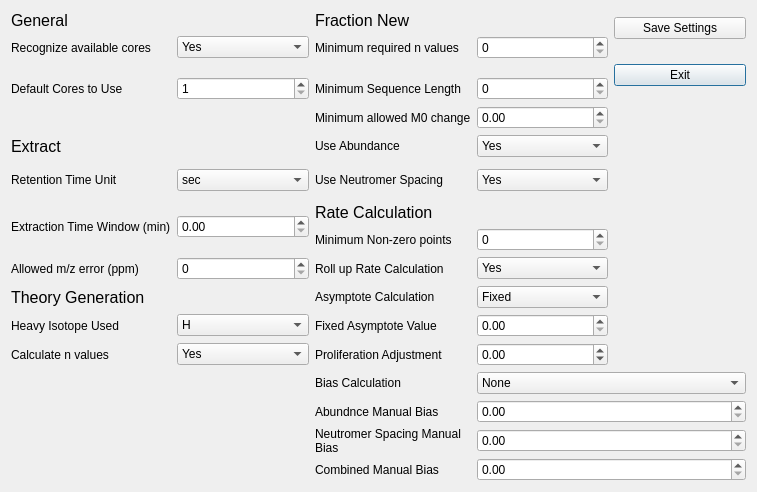
Above: ui_files/Settings_Menu.ui from JC-Price/DeuteRater before the change. Below: the same form after it.
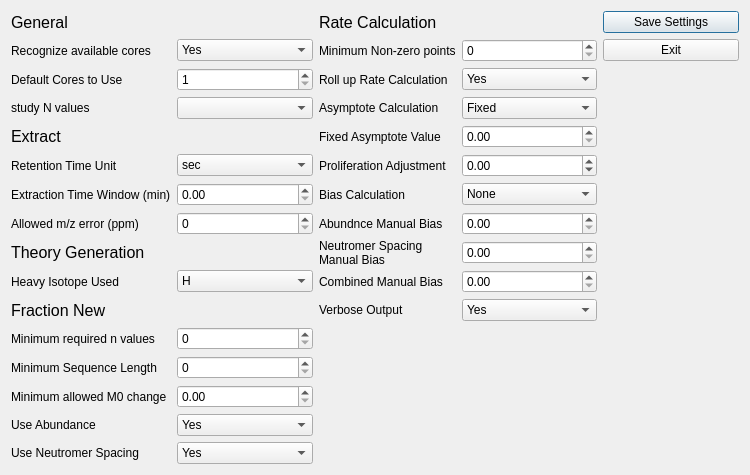
That is the form after the change.

Commit message: updated to deal with updated settings

What changed in the file:
```diff
--- a/ui_files/Settings_Menu.ui
+++ b/ui_files/Settings_Menu.ui
@@ -6,49 +6,111 @@
    <rect>
     <x>0</x>
     <y>0</y>
-    <width>757</width>
-    <height>432</height>
+    <width>750</width>
+    <height>469</height>
    </rect>
   </property>
   <property name="windowTitle">
    <string>Dialog</string>
   </property>
   <layout class="QGridLayout" name="gridLayout">
-   <item row="5" column="2">
-    <widget class="QLabel" name="label_3">
+   <item row="0" column="0">
+    <widget class="QLabel" name="label_5">
+     <property name="font">
+      <font>
+       <pointsize>12</pointsize>
+      </font>
+     </property>
      <property name="text">
-      <string>Minimum Sequence Length</string>
+      <string>General</string>
      </property>
     </widget>
    </item>
-   <item row="9" column="2">
-    <widget class="QLabel" name="label_25">
+   <item row="0" column="2">
+    <widget class="QLabel" name="label_4">
+     <property name="font">
+      <font>
+       <pointsize>12</pointsize>
+      </font>
+     </property>
      <property name="text">
-      <string>Use Neutromer Spacing</string>
+      <string>Rate Calculation</string>
      </property>
     </widget>
    </item>
-   <item row="5" column="3">
-    <widget class="QSpinBox" name="min_sequence_length"/>
+   <item row="0" column="4">
+    <widget class="QPushButton" name="SaveButton">
+     <property name="text">
+      <string>Save Settings</string>
+     </property>
+    </widget>
    </item>
-   <item row="25" column="3" colspan="2">
-    <widget class="QDoubleSpinBox" name="combined_manual_bias">
-     <property name="maximum">
-      <double>1.000000000000000</double>
+   <item row="1" column="0">
+    <widget class="QLabel" name="label_9">
+     <property name="text">
+      <string>Recognize available cores</string>
      </property>
-     <property name="singleStep">
-      <double>0.050000000000000</double>
+    </widget>
+   </item>
+   <item row="1" column="1">
+    <widget class="QComboBox" name="recognize_available_cores">
+     <item>
+      <property name="text">
+       <string>Yes</string>
+      </property>
+     </item>
+     <item>
+      <property name="text">
+       <string>No</string>
+      </property>
+     </item>
+    </widget>
+   </item>
+   <item row="1" column="2">
+    <widget class="QLabel" name="label_26">
+     <property name="text">
+      <string>Minimum Non-zero points</string>
      </property>
+     <property name="wordWrap">
+      <bool>true</bool>
+     </property>
     </widget>
    </item>
-   <item row="13" column="3">
+   <item row="1" column="3">
     <widget class="QSpinBox" name="minimum_nonzero_points"/>
    </item>
-   <item row="22" column="3" colspan="2">
-    <widget class="QComboBox" name="bias_selection_option">
+   <item row="3" column="0">
+    <widget class="QLabel" name="label_18">
+     <property name="text">
+      <string>Default Cores to Use</string>
+     </property>
+    </widget>
+   </item>
+   <item row="3" column="1">
+    <widget class="QSpinBox" name="default_cores">
+     <property name="minimum">
+      <number>1</number>
+     </property>
+     <property name="maximum">
+      <number>8</number>
+     </property>
+    </widget>
+   </item>
+   <item row="3" column="2">
+    <widget class="QLabel" name="label_17">
+     <property name="text">
+      <string>Roll up Rate Calculation</string>
+     </property>
+     <property name="wordWrap">
+      <bool>true</bool>
+     </property>
+    </widget>
+   </item>
+   <item row="3" column="3">
+    <widget class="QComboBox" name="roll_up_option">
      <item>
       <property name="text">
-       <string>None</string>
+       <string>Yes</string>
       </property>
      </item>
      <item>
@@ -63,7 +125,17 @@
      </item>
     </widget>
    </item>
-   <item row="16" column="2">
+   <item row="4" column="0">
+    <widget class="QLabel" name="label_23">
+     <property name="text">
+      <string>study N values</string>
+     </property>
+    </widget>
+   </item>
+   <item row="4" column="1">
+    <widget class="QComboBox" name="study_type_combobox"/>
+   </item>
+   <item row="4" column="2">
     <widget class="QLabel" name="label_15">
      <property name="text">
       <string>Asymptote Calculation</string>
@@ -73,61 +145,7 @@
      </property>
     </widget>
    </item>
-   <item row="14" column="3">
-    <widget class="QComboBox" name="roll_up_option">
-     <item>
-      <property name="text">
-       <string>Yes</string>
-      </property>
-     </item>
-     <item>
-      <property name="text">
-       <string>No</string>
-      </property>
-     </item>
-    </widget>
-   </item>
-   <item row="23" column="3" colspan="2">
-    <widget class="QDoubleSpinBox" name="abund_manual_bias">
-     <property name="maximum">
-      <double>1.000000000000000</double>
-     </property>
-     <property name="singleStep">
-      <double>0.050000000000000</double>
-     </property>
-    </widget>
-   </item>
-   <item row="24" column="2">
-    <widget class="QLabel" name="label_11">
-     <property name="text">
-      <string>Neutromer Spacing Manual Bias</string>
-     </property>
-     <property name="wordWrap">
-      <bool>true</bool>
-     </property>
-    </widget>
-   </item>
-   <item row="13" column="2">
-    <widget class="QLabel" name="label_26">
-     <property name="text">
-      <string>Minimum Non-zero points</string>
-     </property>
-     <property name="wordWrap">
-      <bool>true</bool>
-     </property>
-    </widget>
-   </item>
-   <item row="25" column="2">
-    <widget class="QLabel" name="label_12">
-     <property name="text">
-      <string>Combined Manual Bias</string>
-     </property>
-     <property name="wordWrap">
-      <bool>true</bool>
-     </property>
-    </widget>
-   </item>
-   <item row="16" column="3">
+   <item row="4" column="3">
     <widget class="QComboBox" name="asymptope_type">
      <item>
       <property name="text">
@@ -141,27 +159,19 @@
      </item>
     </widget>
    </item>
-   <item row="23" column="2">
-    <widget class="QLabel" name="label_10">
-     <property name="text">
-      <string>Abundnce Manual Bias</string>
+   <item row="5" column="0">
+    <widget class="QLabel" name="label_6">
+     <property name="font">
+      <font>
+       <pointsize>12</pointsize>
+      </font>
      </property>
-     <property name="wordWrap">
-      <bool>true</bool>
-     </property>
-    </widget>
-   </item>
-   <item row="14" column="2">
-    <widget class="QLabel" name="label_17">
      <property name="text">
-      <string>Roll up Rate Calculation</string>
+      <string>Extract</string>
      </property>
-     <property name="wordWrap">
-      <bool>true</bool>
-     </property>
     </widget>
    </item>
-   <item row="17" column="2">
+   <item row="5" column="2">
     <widget class="QLabel" name="label_16">
      <property name="text">
       <string>Fixed Asymptote Value</string>
@@ -171,7 +181,74 @@
      </property>
     </widget>
    </item>
-   <item row="22" column="2">
+   <item row="5" column="3">
+    <widget class="QDoubleSpinBox" name="fixed_asymptote_value">
+     <property name="minimum">
+      <double>0.000000000000000</double>
+     </property>
+     <property name="maximum">
+      <double>10.000000000000000</double>
+     </property>
+     <property name="singleStep">
+      <double>0.050000000000000</double>
+     </property>
+    </widget>
+   </item>
+   <item row="6" column="0">
+    <widget class="QLabel" name="label_19">
+     <property name="text">
+      <string>Retention Time Unit</string>
+     </property>
+    </widget>
+   </item>
+   <item row="6" column="1">
+    <widget class="QComboBox" name="rt_unit">
+     <item>
+      <property name="text">
+       <string>sec</string>
+      </property>
+     </item>
+     <item>
+      <property name="text">
+       <string>min</string>
+      </property>
+     </item>
+    </widget>
+   </item>
+   <item row="6" column="2">
+    <widget class="QLabel" name="label_14">
+     <property name="text">
+      <string>Proliferation Adjustment</string>
+     </property>
+     <property name="wordWrap">
+      <bool>true</bool>
+     </property>
+    </widget>
+   </item>
+   <item row="6" column="3">
+    <widget class="QDoubleSpinBox" name="proliferation_adjustment">
+     <property name="minimum">
+      <double>-0.500000000000000</double>
+     </property>
+     <property name="maximum">
+      <double>1.000000000000000</double>
+     </property>
+     <property name="singleStep">
+      <double>0.050000000000000</double>
+     </property>
+    </widget>
+   </item>
+   <item row="7" column="0">
+    <widget class="QLabel" name="label_20">
+     <property name="text">
+      <string>Extraction Time Window (min)</string>
+     </property>
+    </widget>
+   </item>
+   <item row="7" column="1">
+    <widget class="QDoubleSpinBox" name="time_window"/>
+   </item>
+   <item row="7" column="2">
     <widget class="QLabel" name="label_13">
      <property name="text">
       <string>Bias Calculation</string>
@@ -181,39 +258,60 @@
      </property>
     </widget>
    </item>
-   <item row="24" column="3" colspan="2">
-    <widget class="QDoubleSpinBox" name="spacing_manual_bias">
-     <property name="maximum">
-      <double>1.000000000000000</double>
-     </property>
-     <property name="singleStep">
-      <double>0.050000000000000</double>
-     </property>
+   <item row="7" column="3">
+    <widget class="QComboBox" name="bias_selection_option">
+     <item>
+      <property name="text">
+       <string>None</string>
+      </property>
+     </item>
+     <item>
+      <property name="text">
+       <string>Automatic</string>
+      </property>
+     </item>
+     <item>
+      <property name="text">
+       <string>Manual</string>
+      </property>
+     </item>
     </widget>
    </item>
-   <item row="12" column="2">
-    <widget class="QLabel" name="label_4">
-     <property name="font">
-      <font>
-       <pointsize>12</pointsize>
-      </font>
-     </property>
+   <item row="8" column="0">
+    <widget class="QLabel" name="label_21">
      <property name="text">
-      <string>Rate Calculation</string>
+      <string>Allowed m/z error (ppm)</string>
      </property>
     </widget>
    </item>
-   <item row="14" column="1">
+   <item row="8" column="1">
     <widget class="QSpinBox" name="ppm_error">
      <property name="maximum">
       <number>100</number>
      </property>
     </widget>
    </item>
-   <item row="12" column="1" rowspan="2">
-    <widget class="QDoubleSpinBox" name="time_window"/>
+   <item row="8" column="2">
+    <widget class="QLabel" name="label_10">
+     <property name="text">
+      <string>Abundnce Manual Bias</string>
+     </property>
+     <property name="wordWrap">
+      <bool>true</bool>
+     </property>
+    </widget>
    </item>
-   <item row="16" column="0">
+   <item row="8" column="3">
+    <widget class="QDoubleSpinBox" name="abund_manual_bias">
+     <property name="maximum">
+      <double>1.000000000000000</double>
+     </property>
+     <property name="singleStep">
+      <double>0.050000000000000</double>
+     </property>
+    </widget>
+   </item>
+   <item row="9" column="0">
     <widget class="QLabel" name="label_7">
      <property name="font">
       <font>
@@ -225,99 +323,63 @@
      </property>
     </widget>
    </item>
-   <item row="0" column="0">
-    <widget class="QLabel" name="label_5">
-     <property name="font">
-      <font>
-       <pointsize>12</pointsize>
-      </font>
-     </property>
+   <item row="9" column="2">
+    <widget class="QLabel" name="label_11">
      <property name="text">
-      <string>General</string>
+      <string>Neutromer Spacing Manual Bias</string>
      </property>
-    </widget>
-   </item>
-   <item row="7" column="0">
-    <widget class="QLabel" name="label_6">
-     <property name="font">
-      <font>
-       <pointsize>12</pointsize>
-      </font>
+     <property name="wordWrap">
+      <bool>true</bool>
      </property>
-     <property name="text">
-      <string>Extract</string>
-     </property>
     </widget>
    </item>
-   <item row="2" column="4" rowspan="4">
-    <widget class="QPushButton" name="ExitButton">
-     <property name="text">
-      <string>Exit</string>
+   <item row="9" column="3">
+    <widget class="QDoubleSpinBox" name="spacing_manual_bias">
+     <property name="maximum">
+      <double>1.000000000000000</double>
      </property>
-    </widget>
-   </item>
-   <item row="14" column="0">
-    <widget class="QLabel" name="label_21">
-     <property name="text">
-      <string>Allowed m/z error (ppm)</string>
+     <property name="singleStep">
+      <double>0.050000000000000</double>
      </property>
     </widget>
    </item>
-   <item row="5" column="0">
-    <widget class="QLabel" name="label_18">
-     <property name="text">
-      <string>Default Cores to Use</string>
-     </property>
-    </widget>
-   </item>
-   <item row="17" column="1">
-    <widget class="QComboBox" name="heavy_label">
-     <item>
-      <property name="text">
-       <string>H</string>
-      </property>
-     </item>
-    </widget>
-   </item>
-   <item row="12" column="0" rowspan="2">
-    <widget class="QLabel" name="label_20">
-     <property name="text">
-      <string>Extraction Time Window (min)</string>
-     </property>
-    </widget>
-   </item>
-   <item row="17" column="0">
+   <item row="10" column="0">
     <widget class="QLabel" name="label_22">
      <property name="text">
       <string>Heavy Isotope Used</string>
      </property>
     </widget>
    </item>
-   <item row="1" column="2" rowspan="2">
-    <widget class="QLabel" name="label">
-     <property name="text">
-      <string>Minimum required n values</string>
-     </property>
+   <item row="10" column="1">
+    <widget class="QComboBox" name="heavy_label">
+     <item>
+      <property name="text">
+       <string>H</string>
+      </property>
+     </item>
     </widget>
    </item>
-   <item row="18" column="0">
-    <widget class="QLabel" name="label_27">
+   <item row="10" column="2">
+    <widget class="QLabel" name="label_12">
      <property name="text">
-      <string>Calculate n values</string>
+      <string>Combined Manual Bias</string>
      </property>
+     <property name="wordWrap">
+      <bool>true</bool>
+     </property>
     </widget>
    </item>
-   <item row="5" column="1">
-    <widget class="QSpinBox" name="default_cores">
-     <property name="minimum">
-      <number>1</number>
-     </property>
+   <item row="10" column="3">
+    <widget class="QDoubleSpinBox" name="combined_manual_bias">
      <property name="maximum">
-      <number>8</number>
+      <double>1.000000000000000</double>
+     </property>
+     <property name="singleStep">
+      <double>0.050000000000000</double>
      </property>
     </widget>
    </item>
-   <item row="0" column="2">
+   <item row="11" column="0">
     <widget class="QLabel" name="label_2">
      <property name="font">
       <font>
@@ -329,22 +391,18 @@
      </property>
     </widget>
    </item>
-   <item row="1" column="1" rowspan="2">
-    <widget class="QComboBox" name="recognize_available_cores">
-     <item>
-      <property name="text">
-       <string>Yes</string>
-      </property>
-     </item>
-     <item>
-      <property name="text">
-       <string>No</string>
-      </property>
-     </item>
+   <item row="11" column="2">
+    <widget class="QLabel" name="label_27">
+     <property name="text">
+      <string>Verbose Output</string>
+     </property>
+     <property name="wordWrap">
+      <bool>true</bool>
+     </property>
     </widget>
    </item>
-   <item row="18" column="1">
-    <widget class="QComboBox" name="calculate_n_values">
+   <item row="11" column="3">
+    <widget class="QComboBox" name="verbose_rate">
      <item>
       <property name="text">
        <string>Yes</string>
@@ -357,129 +415,89 @@
      </item>
     </widget>
    </item>
-   <item row="1" column="3" rowspan="2">
+   <item row="12" column="0">
+    <widget class="QLabel" name="label">
+     <property name="text">
+      <string>Minimum required n values</string>
+     </property>
+    </widget>
+   </item>
+   <item row="12" column="1">
     <widget class="QSpinBox" name="min_n_value"/>
    </item>
-   <item row="8" column="1" rowspan="3">
-    <widget class="QComboBox" name="rt_unit">
-     <item>
-      <property name="text">
-       <string>sec</string>
-      </property>
-     </item>
-     <item>
-      <property name="text">
-       <string>min</string>
-      </property>
-     </item>
-    </widget>
-   </item>
-   <item row="1" column="0" rowspan="2">
-    <widget class="QLabel" name="label_9">
+   <item row="13" column="0">
+    <widget class="QLabel" name="label_3">
      <property name="text">
-      <string>Recognize available cores</string>
+      <string>Minimum Sequence Length</string>
      </property>
     </widget>
    </item>
-   <item row="0" column="4" rowspan="2">
-    <widget class="QPushButton" name="SaveButton">
-     <property name="text">
-      <string>Save Settings</string>
-     </property>
-    </widget>
+   <item row="13" column="1">
+    <widget class="QSpinBox" name="min_sequence_length"/>
    </item>
-   <item row="7" column="3">
-    <widget class="QComboBox" name="use_abundance">
-     <item>
-      <property name="text">
-       <string>Yes</string>
-      </property>
-     </item>
-     <item>
-      <property name="text">
-       <string>No</string>
-      </property>
-     </item>
-    </widget>
-   </item>
-   <item row="6" column="3">
-    <widget class="QDoubleSpinBox" name="min_allowed_m0_change">
-     <property name="maximum">
-      <double>1.000000000000000</double>
-     </property>
-     <property name="singleStep">
-      <double>0.050000000000000</double>
-     </property>
-    </widget>
-   </item>
-   <item row="18" column="3">
-    <widget class="QDoubleSpinBox" name="proliferation_adjustment">
-     <property name="minimum">
-      <double>-0.500000000000000</double>
-     </property>
-     <property name="maximum">
-      <double>1.000000000000000</double>
-     </property>
-     <property name="singleStep">
-      <double>0.050000000000000</double>
-     </property>
-    </widget>
-   </item>
-   <item row="18" column="2">
-    <widget class="QLabel" name="label_14">
-     <property name="text">
-      <string>Proliferation Adjustment</string>
-     </property>
-     <property name="wordWrap">
-      <bool>true</bool>
-     </property>
-    </widget>
-   </item>
-   <item row="9" column="3">
-    <widget class="QComboBox" name="use_neutromer_spacing">
-     <item>
-      <property name="text">
-       <string>Yes</string>
-      </property>
-     </item>
-     <item>
-      <property name="text">
-       <string>No</string>
-      </property>
-     </item>
-    </widget>
-   </item>
-   <item row="6" column="2">
+   <item row="14" column="0">
     <widget class="QLabel" name="label_8">
      <property name="text">
       <string>Minimum allowed M0 change</string>
      </property>
     </widget>
    </item>
-   <item row="7" column="2">
+   <item row="14" column="1">
+    <widget class="QDoubleSpinBox" name="min_allowed_m0_change">
+     <property name="maximum">
+      <double>1.000000000000000</double>
+     </property>
+     <property name="singleStep">
+      <double>0.050000000000000</double>
+     </property>
+    </widget>
+   </item>
+   <item row="15" column="0">
     <widget class="QLabel" name="label_24">
      <property name="text">
       <string>Use Abundance</string>
      </property>
     </widget>
    </item>
-   <item row="17" column="3">
-    <widget class="QDoubleSpinBox" name="fixed_asymptote_value">
-     <property name="minimum">
-      <double>0.000000000000000</double>
+   <item row="15" column="1">
+    <widget class="QComboBox" name="use_abundance">
+     <item>
+      <property name="text">
+       <string>Yes</string>
+      </property>
+     </item>
+     <item>
+      <property name="text">
+       <string>No</string>
+      </property>
+     </item>
+    </widget>
+   </item>
+   <item row="16" column="0">
+    <widget class="QLabel" name="label_25">
+     <property name="text">
+      <string>Use Neutromer Spacing</string>
      </property>
-     <property name="maximum">
-      <double>10.000000000000000</double>
-     </property>
-     <property name="singleStep">
-      <double>0.050000000000000</double>
-     </property>
     </widget>
    </item>
-   <item row="8" column="0" rowspan="3">
-    <widget class="QLabel" name="label_19">
+   <item row="16" column="1">
+    <widget class="QComboBox" name="use_neutromer_spacing">
+     <item>
+      <property name="text">
+       <string>Yes</string>
+      </property>
+     </item>
+     <item>
+      <property name="text">
+       <string>No</string>
+      </property>
+     </item>
+    </widget>
+   </item>
+   <item row="1" column="4">
+    <widget class="QPushButton" name="ExitButton">
      <property name="text">
-      <string>Retention Time Unit</string>
+      <string>Exit</string>
      </property>
     </widget>
    </item>
```
Left out of the diff: 7 changed lines with no effect on the pictures. The commit also changes 1 other file.
